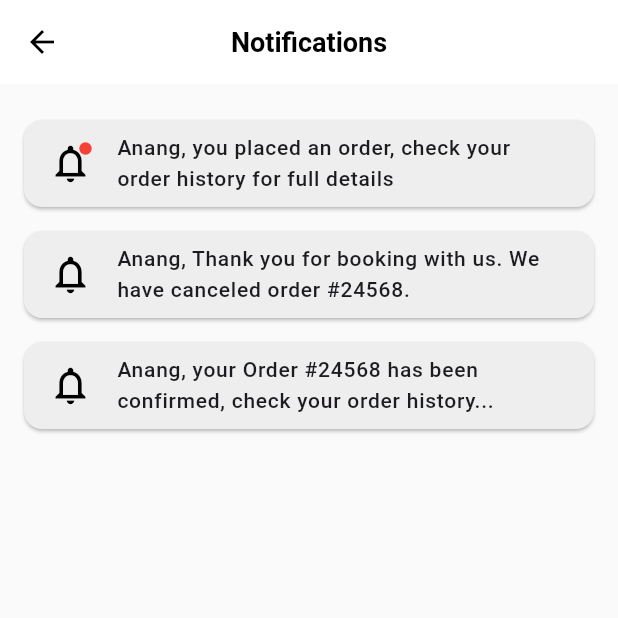
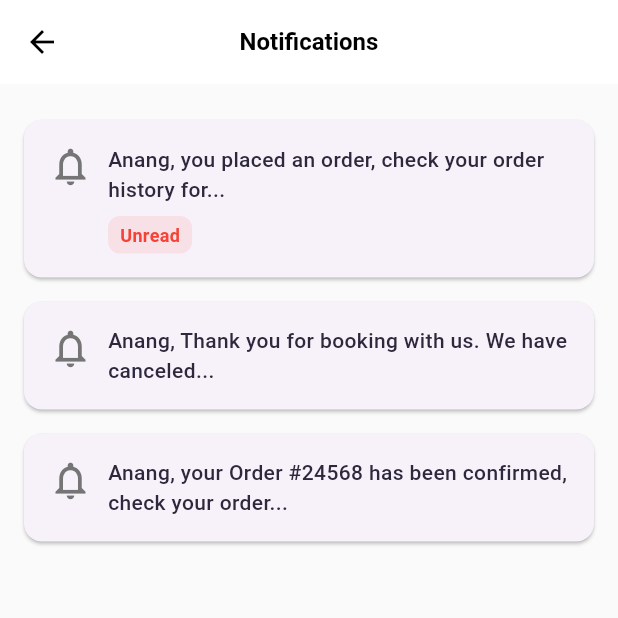
Before and after one commit to TI-3D/fest-ticketing-app, a Flutter app: the NotificationPage screen opened directly, on a phone screen of 412 x 824 dp, the top half of it. Run offline on Flutter 3.47's test engine with Material 3 defaults, Android fonts, the phone set to English and light mode, and no system bars; our stand-ins replace dio, equatable, firebase_core, fl_chart, flutter_bloc, flutter_svg and 4 more; accounts and stored records are empty; Roboto replaces fonts that are missing (CircularStd).

Commit message:
Update notifications.dart

```diff
--- a/lib/presentation/notifications/screen/notifications.dart
+++ b/lib/presentation/notifications/screen/notifications.dart
@@ -1,3 +1,4 @@
+// notifications.dart
 import 'package:flutter/material.dart';
 import 'package:fest_ticketing/presentation/notifications/screen/notification_detail_page.dart';
 
@@ -32,7 +33,7 @@ class NotificationPage extends StatelessWidget {
         elevation: 0,
         titleTextStyle: const TextStyle(
           color: Colors.black,
-          fontSize: 18,
+          fontSize: 16,
           fontWeight: FontWeight.bold,
         ),
       ),
@@ -66,45 +67,76 @@ class NotificationCard extends StatelessWidget {
   final bool isRead;
   final VoidCallback? onTap;
 
-  const NotificationCard(
-      {Key? key, required this.message, required this.isRead, this.onTap})
-      : super(key: key);
+  const NotificationCard({
+    Key? key,
+    required this.message,
+    required this.isRead,
+    this.onTap,
+  }) : super(key: key);
+
+  String _truncateMessage(String message, int maxWords) {
+    List<String> words = message.split(' ');
+    if (words.length > maxWords) {
+      return words.take(maxWords).join(' ') + '...';
+    }
+    return message;
+  }
 
   @override
   Widget build(BuildContext context) {
     return Card(
-      color: Colors.grey[200],
+      shape: RoundedRectangleBorder(borderRadius: BorderRadius.circular(12)),
       margin: const EdgeInsets.symmetric(vertical: 8),
-      child: ListTile(
-        leading: Stack(
-          alignment: Alignment.topRight,
-          children: [
-            const Icon(
-              Icons.notifications_none,
-              size: 30,
-              color: Colors.black,
-            ),
-            if (!isRead)
-              const Positioned(
-                right: 0,
-                top: 0,
-                child: Icon(
-                  Icons.circle,
-                  color: Colors.red,
-                  size: 10,
+      child: InkWell(
+        onTap: onTap,
+        borderRadius: BorderRadius.circular(12),
+        child: Padding(
+          padding: const EdgeInsets.all(16),
+          child: Row(
+            crossAxisAlignment: CrossAxisAlignment.start,
+            children: [
+              Icon(
+                Icons.notifications_none,
+                size: 30,
+                color: Colors.grey.shade600,
+              ),
+              const SizedBox(width: 10),
+              Expanded(
+                child: Column(
+                  crossAxisAlignment: CrossAxisAlignment.start,
+                  children: [
+                    Text(
+                      _truncateMessage(message, 10),
+                      style: const TextStyle(
+                        fontSize: 14,
+                        fontWeight: FontWeight.w500,
+                      ),
+                    ),
+                    if (!isRead)
+                      const SizedBox(height: 8),
+                    if (!isRead)
+                      Container(
+                        padding: const EdgeInsets.symmetric(
+                            vertical: 4, horizontal: 8),
+                        decoration: BoxDecoration(
+                          color: Colors.red.withOpacity(0.1),
+                          borderRadius: BorderRadius.circular(8),
+                        ),
+                        child: const Text(
+                          "Unread",
+                          style: TextStyle(
+                            color: Colors.red,
+                            fontSize: 12,
+                            fontWeight: FontWeight.bold,
+                          ),
+                        ),
+                      ),
+                  ],
                 ),
               ),
-          ],
-        ),
-        title: Text(
-          message,
-          style: const TextStyle(
-            fontSize: 14,
-            fontWeight: FontWeight.w500,
+            ],
           ),
         ),
-        dense: true,
-        onTap: onTap,
       ),
     );
   }
```
